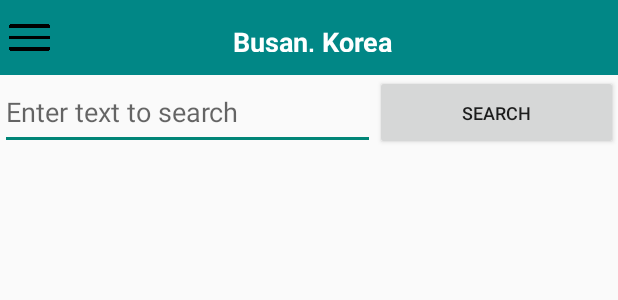
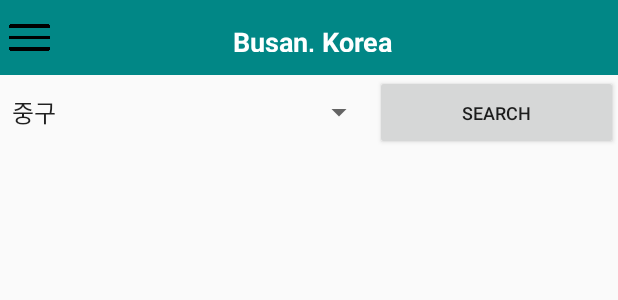
Before and after one commit to ukssss/Capstone_ParkingLot, an Android app: the layout activity_main2.xml on its own in the app's theme, with its tools: preview values and no code run, on a phone screen of 412 x 824 dp. Shown: the top 300 px of the screen. Run offline under Robolectric (Android 15) with nearby library versions, the phone set to English and light mode, and no system bars; network calls fail.

Commit message:
2022.08.10 15:43 Edit MainActivity2, Select the administrative district selection box to make it searchable.

```diff
--- a/app/src/main/res/layout/activity_main2.xml
+++ b/app/src/main/res/layout/activity_main2.xml
@@ -20,11 +20,11 @@
             android:orientation="horizontal"
             android:weightSum="10">
 
-            <EditText
-                android:id="@+id/edit"
+            <Spinner
+                android:id="@+id/spinner"
                 android:layout_width="250dp"
                 android:layout_height="match_parent"
-                android:hint="Enter text to search"/>
+                android:entries="@array/행정구역"/>
 
             <Button
                 android:id="@+id/button"
@@ -44,7 +44,7 @@
                 android:id="@+id/text"
                 android:layout_width="match_parent"
                 android:layout_height="match_parent"
-                android:textSize="8sp"
+                android:textSize="12sp"
                 android:textStyle="bold" />
 
         </ScrollView>
--- /dev/null
+++ b/app/src/main/res/values/spinner.xml
@@ -0,0 +1,21 @@
+<?xml version="1.0" encoding="utf-8"?>
+<resources>
+    <string-array name="행정구역">
+        <item>중구</item>
+        <item>서구</item>
+        <item>동구</item>
+        <item>영도구</item>
+        <item>부산진구</item>
+        <item>동래구</item>
+        <item>남구</item>
+        <item>북구</item>
+        <item>해운대구</item>
+        <item>사하구</item>
+        <item>금정구</item>
+        <item>강서구</item>
+        <item>연제구</item>
+        <item>수영구</item>
+        <item>사상구</item>
+        <item>기장군</item>
+    </string-array>
+</resources>
```
Also changed, not shown: app/src/main/java/com/example/parking/MainActivity2.java (+51 -15 lines).
